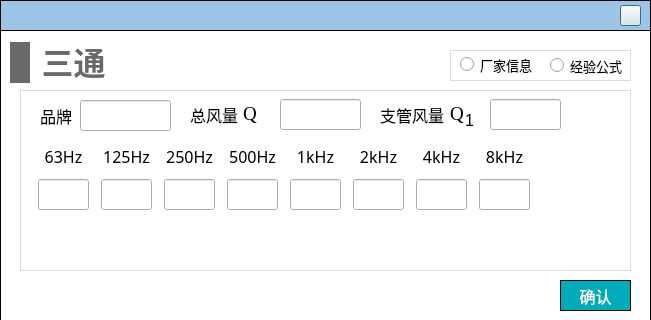
haobana/NoiCal, file NoiseCalSoft/inputDialog/dialog_tee.ui: the form before one commit; both pictures show x 0 to 651 and y 0 to 320 of the 651 by 521 pixel window.
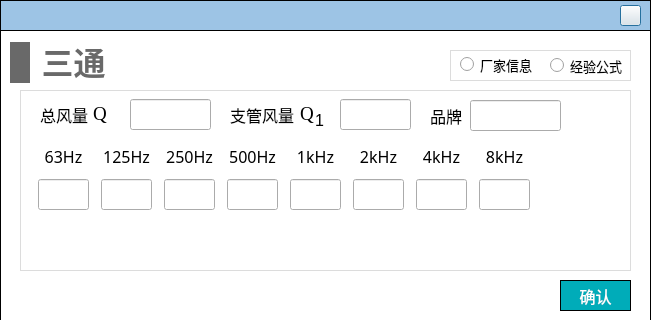
The form after the commit. Icons and pictures are not drawn.

Diff of the .ui file:
```diff
--- a/NoiseCalSoft/inputDialog/dialog_tee.ui
+++ b/NoiseCalSoft/inputDialog/dialog_tee.ui
@@ -571,9 +571,9 @@
     <widget class="QStackedWidget" name="stackedWidget_input">
      <property name="geometry">
       <rect>
-       <x>160</x>
+       <x>20</x>
        <y>9</y>
-       <width>421</width>
+       <width>371</width>
        <height>31</height>
       </rect>
      </property>
@@ -595,7 +595,7 @@
       <widget class="QLineEdit" name="lineEdit_q">
        <property name="geometry">
         <rect>
-         <x>310</x>
+         <x>300</x>
          <y>0</y>
          <width>71</width>
          <height>31</height>
@@ -605,7 +605,7 @@
       <widget class="QLineEdit" name="lineEdit_q1">
        <property name="geometry">
         <rect>
-         <x>100</x>
+         <x>90</x>
          <y>0</y>
          <width>81</width>
          <height>31</height>
@@ -615,7 +615,7 @@
       <widget class="QLabel" name="label_13">
        <property name="geometry">
         <rect>
-         <x>200</x>
+         <x>190</x>
          <y>0</y>
          <width>71</width>
          <height>31</height>
@@ -634,7 +634,7 @@
       <widget class="QLabel" name="label_15">
        <property name="geometry">
         <rect>
-         <x>10</x>
+         <x>0</x>
          <y>0</y>
          <width>51</width>
          <height>31</height>
@@ -653,7 +653,7 @@
       <widget class="QLabel" name="label">
        <property name="geometry">
         <rect>
-         <x>63</x>
+         <x>53</x>
          <y>0</y>
          <width>21</width>
          <height>31</height>
@@ -677,7 +677,7 @@
       <widget class="QLabel" name="label_6">
        <property name="geometry">
         <rect>
-         <x>270</x>
+         <x>260</x>
          <y>0</y>
          <width>21</width>
          <height>31</height>
@@ -701,7 +701,7 @@
       <widget class="QLabel" name="label_17">
        <property name="geometry">
         <rect>
-         <x>285</x>
+         <x>275</x>
          <y>13</y>
          <width>16</width>
          <height>16</height>
@@ -747,7 +747,7 @@
     <widget class="QLabel" name="label_4">
      <property name="geometry">
       <rect>
-       <x>20</x>
+       <x>410</x>
        <y>10</y>
        <width>41</width>
        <height>31</height>
@@ -766,7 +766,7 @@
     <widget class="QLineEdit" name="lineEdit_brand">
      <property name="geometry">
       <rect>
-       <x>60</x>
+       <x>450</x>
        <y>10</y>
        <width>91</width>
        <height>31</height>
```
